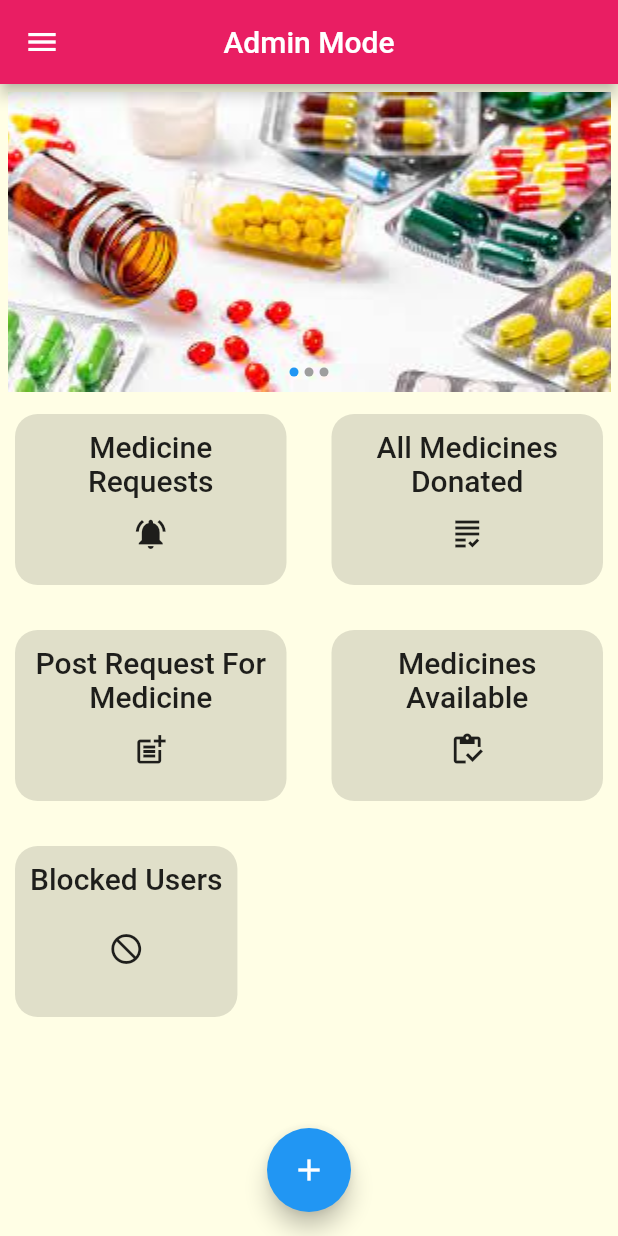
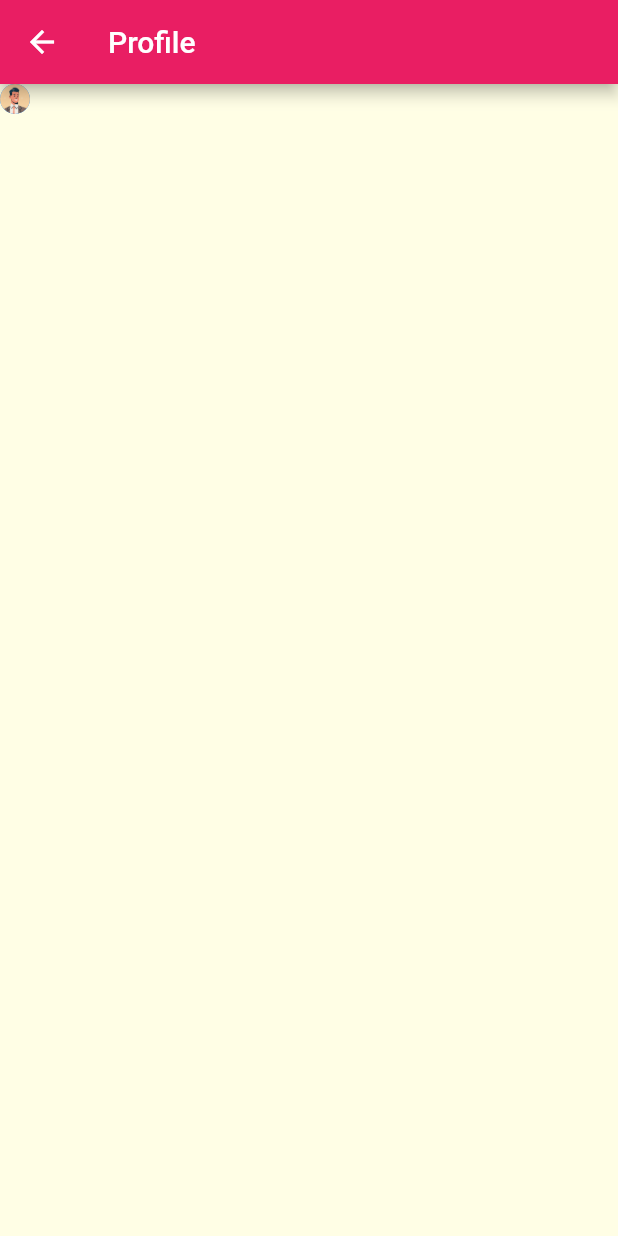
Before and after one commit to aftab920/FYP, a Flutter app: the screen it shows after launch, in the side drawer, after a tap on "Settings", on a phone screen of 412 x 824 dp. Run offline on Flutter 3.47's test engine with Material 2 defaults, Android fonts, the phone set to English and light mode, and no system bars; drawn by our look-alikes of flutter_image_slideshow; our stand-ins replace dio, get; accounts and stored records are empty.

Commit message:
Fourth Commit

```diff
--- a/lib/controller/medicine_requests_controller.dart
+++ b/lib/controller/admin_controller/medicine_requests_controller.dart
@@ -1,6 +1,5 @@
 import 'dart:convert';
 
-import 'package:flutter/material.dart';
 import 'package:fyp_real/model/medicine_requests_model.dart';
 import 'package:get/get.dart';
 
--- a/lib/controller/variables.dart
+++ b/lib/controller/variables.dart
@@ -1,3 +1,3 @@
-import 'package:fyp_real/controller/admin_api_calling.dart';
+import 'admin_controller/admin_api_calling.dart';
 
 var email;
--- a/lib/screens/auth_screen.dart
+++ b/lib/screens/auth_screen.dart
@@ -3,7 +3,7 @@ import 'package:flutter/material.dart';
 import 'package:fyp_real/http_service.dart';
 import '../controller/member_api_calling.dart';
 import '../controller/ngo_api_calling.dart';
-import '../controller/admin_api_calling.dart';
+import '../controller/admin_controller/admin_api_calling.dart';
 
 enum AuthMode { signin, signup }
 enum AuthType {
--- a/lib/screens_admin/admin_overview.dart
+++ b/lib/screens_admin/admin_overview.dart
@@ -1,6 +1,10 @@
 import 'package:flutter/material.dart';
 import 'package:flutter_image_slideshow/flutter_image_slideshow.dart';
 import 'package:fyp_real/screens/main_functions_item.dart';
+import 'package:fyp_real/screens_admin/available_medicines.dart';
+import 'package:fyp_real/screens_admin/donated_medicines.dart';
+import 'package:fyp_real/screens_admin/medicine_requests.dart';
+import 'package:fyp_real/screens_admin/profile_edit.dart';
 import 'package:fyp_real/widgets_admin/admin_medicine_request.dart';
 import 'package:get/get.dart';
 
@@ -29,13 +33,22 @@ class AdminOverview extends StatelessWidget {
         child: ListView(
           padding: EdgeInsets.zero,
           children: [
-            const DrawerHeader(
-                decoration: BoxDecoration(
-                  color: Colors.pink,
+            DrawerHeader(
+              decoration: BoxDecoration(
+                color: Colors.pink,
+              ),
+              child: CircleAvatar(
+                radius: 10.0,
+                //backgroundImage: ,
+                child: ClipRRect(
+                  child: Image.asset(
+                    'assets/images/Profile_Image.jpg',
+                    fit: BoxFit.cover,
+                  ),
+                  borderRadius: BorderRadius.circular(70.0),
                 ),
-                child: CircleAvatar(
-                  maxRadius: 5.0,
-                )),
+              ),
+            ),
             Card(
               child: ListTile(
                 title: Text(
@@ -43,7 +56,7 @@ class AdminOverview extends StatelessWidget {
                   style: Theme.of(context).textTheme.headline6,
                 ),
                 onTap: () {
-                  Navigator.pop(context);
+                  Get.to(() => ProfileEdit());
                 },
               ),
             ),
@@ -107,8 +120,17 @@ class AdminOverview extends StatelessWidget {
               children: homeFeature.map((overviewFunctions) {
                 return InkWell(
                   onTap: () {
+                    if (overviewFunctions.id == 'a1') {
+                      Get.to(() => MedicineRequests());
+                    }
+                    if (overviewFunctions.id == 'a2') {
+                      Get.to(() => DonatedMedicines());
+                    }
+                    if (overviewFunctions.id == 'a3') {
+                      _requestMedicine(context);
+                    }
                     if (overviewFunctions.id == 'a4') {
-                      // Get.to(page);
+                      Get.to(() => AvailableMedicines());
                     }
                   },
                   child: MainFunctionsItem(
--- a/lib/screens_admin/medicine_requests.dart
+++ b/lib/screens_admin/medicine_requests.dart
@@ -1,7 +1,7 @@
 import 'package:flutter/material.dart';
 
-import 'package:fyp_real/controller/admin_api_calling.dart';
-import 'package:fyp_real/controller/medicine_requests_controller.dart';
+import 'package:fyp_real/controller/admin_controller/admin_api_calling.dart';
+import 'package:fyp_real/controller/admin_controller/medicine_requests_controller.dart';
 import 'package:get/get.dart';
 
 class MedicineRequests extends StatefulWidget {
@@ -19,8 +19,6 @@ class _MedicineRequestsState extends State<MedicineRequests> {
     //allRequests =
     allReqCtrl = Get.put(MedicineRequestsController());
     AdminApiCalling().getMedicineRequests();
-
-    // Get.put(MedicineRequestsController);
     super.initState();
   }
 
@@ -28,7 +26,7 @@ class _MedicineRequestsState extends State<MedicineRequests> {
   Widget build(BuildContext context) {
     return Scaffold(
       appBar: AppBar(
-        title: Text('Medicine Requests 2'),
+        title: Text('All Medicine Requests'),
       ),
       body: Obx(
         () => ListView.builder(
--- /dev/null
+++ b/lib/screens_admin/profile_edit.dart
@@ -0,0 +1,32 @@
+import 'package:flutter/material.dart';
+
+class ProfileEdit extends StatelessWidget {
+  @override
+  Widget build(BuildContext context) {
+    return Scaffold(
+      appBar: AppBar(
+        title: Text('Profile'),
+      ),
+      body: Column(
+        children: [
+          Container(
+            child: CircleAvatar(
+              radius: 10.0,
+              //backgroundImage: ,
+              child: ClipRRect(
+                child: Image.asset(
+                  'assets/images/Profile_Image.jpg',
+                  fit: BoxFit.cover,
+                ),
+                borderRadius: BorderRadius.circular(70.0),
+              ),
+            ),
+          ),
+          // Card(
+          //   child: ListTile(),
+          // )
+        ],
+      ),
+    );
+  }
+}
--- a/lib/screens_ngo/ngo_overview.dart
+++ b/lib/screens_ngo/ngo_overview.dart
@@ -4,7 +4,7 @@ import 'package:flutter_image_slideshow/flutter_image_slideshow.dart';
 import 'package:fyp_real/screens/main_functions_item.dart';
 import 'package:fyp_real/widgets_ngo/ngo_medicine_request.dart';
 import 'package:fyp_real/widgets_ngo/ngo_home_feature.dart';
-import '../controller/admin_api_calling.dart';
+import 'package:fyp_real/controller/admin_controller/admin_api_calling.dart';
 
 class NGOOverview extends StatelessWidget {
   static const routeName = '/admin-overview';
--- a/lib/widgets_admin/admin_medicine_request.dart
+++ b/lib/widgets_admin/admin_medicine_request.dart
@@ -1,10 +1,8 @@
 import 'package:flutter/material.dart';
-import 'package:fyp_real/controller/admin_api_calling.dart';
+import 'package:fyp_real/controller/admin_controller/admin_api_calling.dart';
 import 'package:fyp_real/controller/date_time_picker.dart';
 import 'package:fyp_real/controller/dose_type.dart';
 import 'package:get/get.dart';
-import 'package:get/get_rx/src/rx_types/rx_types.dart';
-import 'package:intl/intl.dart';
 
 final _titleController = TextEditingController();
 final _quantityController = TextEditingController();
--- a/pubspec.yaml
+++ b/pubspec.yaml
@@ -79,6 +79,7 @@ flutter:
     - assets/images/sample.jpg
     - assets/images/sample2.jpg
     - assets/images/sample3.jpg
+    - assets/images/Profile_Image.jpg
   #  - images/a_dot_ham.jpeg
 
   # An image asset can refer to one or more resolution-specific "variants", see
```
Also changed, not shown: lib/controller/admin_controller/admin_api_calling.dart (renamed from lib/controller/admin_api_calling.dart, +48 -5 lines), lib/controller/admin_controller/medicine_available_controller.dart (added, +16 -0 lines), lib/controller/admin_controller/medicine_donated_controller.dart (added, +15 -0 lines), lib/model/model_admin/medicine_available_model.dart (added, +31 -0 lines), lib/model/model_admin/medicine_donated_model.dart (added, +36 -0 lines), lib/screens_admin/available_medicines.dart (added, +54 -0 lines), lib/screens_admin/donated_medicines.dart (added, +56 -0 lines), assets/images/Profile_Image.jpg (added), lib/model/model_admin/medicine_available_model.g.dart (added), lib/model/model_admin/medicine_donated_model.g.dart (added).
